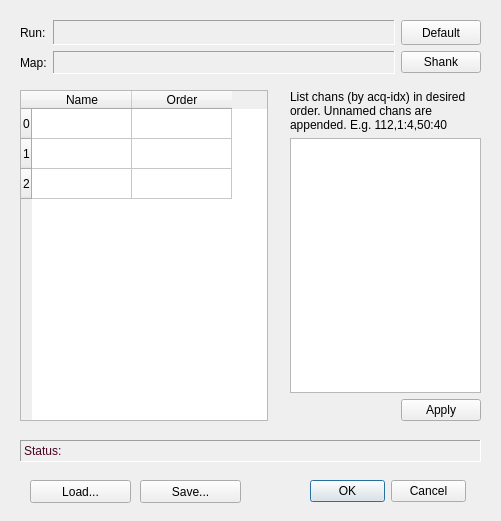
Qt form Forms/ChanMapping.ui (billkarsh/SpikeGLX) before a commit.
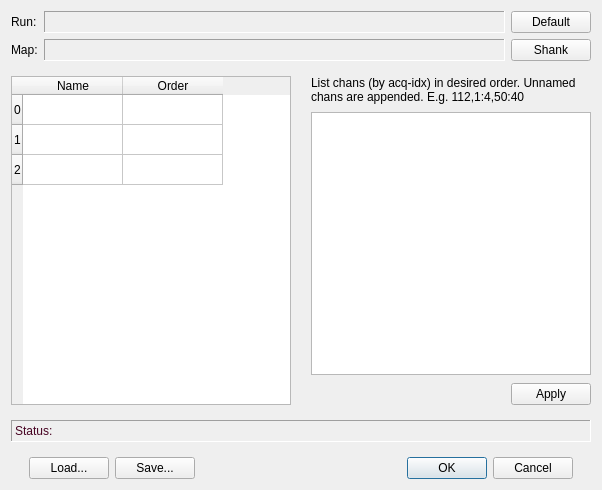
The same form after that commit.

Commit message: Map dialogs resize

```diff
--- a/Forms/ChanMapping.ui
+++ b/Forms/ChanMapping.ui
@@ -9,184 +9,38 @@
    <rect>
     <x>0</x>
     <y>0</y>
-    <width>501</width>
-    <height>521</height>
+    <width>602</width>
+    <height>490</height>
    </rect>
   </property>
+  <property name="minimumSize">
+   <size>
+    <width>602</width>
+    <height>0</height>
+   </size>
+  </property>
   <property name="windowTitle">
    <string>Channel Mapping</string>
   </property>
   <property name="modal">
    <bool>true</bool>
   </property>
-  <widget class="QDialogButtonBox" name="buttonBox">
-   <property name="geometry">
-    <rect>
-     <x>310</x>
-     <y>480</y>
-     <width>156</width>
-     <height>23</height>
-    </rect>
+  <layout class="QGridLayout" name="gridLayout_3">
+   <property name="horizontalSpacing">
+    <number>20</number>
    </property>
-   <property name="focusPolicy">
-    <enum>Qt::StrongFocus</enum>
+   <property name="verticalSpacing">
+    <number>15</number>
    </property>
-   <property name="orientation">
-    <enum>Qt::Horizontal</enum>
-   </property>
-   <property name="standardButtons">
-    <set>QDialogButtonBox::Cancel|QDialogButtonBox::Ok</set>
-   </property>
-  </widget>
-  <widget class="QTableWidget" name="tableWidget">
-   <property name="enabled">
-    <bool>true</bool>
-   </property>
-   <property name="geometry">
-    <rect>
-     <x>20</x>
-     <y>90</y>
-     <width>248</width>
-     <height>331</height>
-    </rect>
-   </property>
-   <property name="sizePolicy">
-    <sizepolicy hsizetype="Expanding" vsizetype="Expanding">
-     <horstretch>0</horstretch>
-     <verstretch>0</verstretch>
-    </sizepolicy>
-   </property>
-   <property name="horizontalScrollBarPolicy">
-    <enum>Qt::ScrollBarAlwaysOff</enum>
-   </property>
-   <row>
-    <property name="text">
-     <string>0</string>
-    </property>
-   </row>
-   <row>
-    <property name="text">
-     <string>1</string>
-    </property>
-   </row>
-   <row>
-    <property name="text">
-     <string>2</string>
-    </property>
-   </row>
-   <column>
-    <property name="text">
-     <string>Name</string>
-    </property>
-   </column>
-   <column>
-    <property name="text">
-     <string>Order</string>
-    </property>
-   </column>
-  </widget>
-  <widget class="QLabel" name="statusLbl">
-   <property name="enabled">
-    <bool>true</bool>
-   </property>
-   <property name="geometry">
-    <rect>
-     <x>20</x>
-     <y>440</y>
-     <width>461</width>
-     <height>22</height>
-    </rect>
-   </property>
-   <property name="palette">
-    <palette>
-     <active>
-      <colorrole role="WindowText">
-       <brush brushstyle="SolidPattern">
-        <color alpha="255">
-         <red>71</red>
-         <green>3</green>
-         <blue>34</blue>
-        </color>
-       </brush>
-      </colorrole>
-     </active>
-     <inactive>
-      <colorrole role="WindowText">
-       <brush brushstyle="SolidPattern">
-        <color alpha="255">
-         <red>71</red>
-         <green>3</green>
-         <blue>34</blue>
-        </color>
-       </brush>
-      </colorrole>
-     </inactive>
-     <disabled>
-      <colorrole role="WindowText">
-       <brush brushstyle="SolidPattern">
-        <color alpha="255">
-         <red>106</red>
-         <green>104</green>
-         <blue>100</blue>
-        </color>
-       </brush>
-      </colorrole>
-     </disabled>
-    </palette>
-   </property>
-   <property name="frameShape">
-    <enum>QFrame::Panel</enum>
-   </property>
-   <property name="frameShadow">
-    <enum>QFrame::Sunken</enum>
-   </property>
-   <property name="lineWidth">
-    <number>1</number>
-   </property>
-   <property name="text">
-    <string>Status:</string>
-   </property>
-  </widget>
-  <widget class="QPushButton" name="loadBut">
-   <property name="geometry">
-    <rect>
-     <x>30</x>
-     <y>480</y>
-     <width>101</width>
-     <height>23</height>
-    </rect>
-   </property>
-   <property name="text">
-    <string>Load...</string>
-   </property>
-  </widget>
-  <widget class="QPushButton" name="saveBut">
-   <property name="geometry">
-    <rect>
-     <x>140</x>
-     <y>480</y>
-     <width>101</width>
-     <height>23</height>
-    </rect>
-   </property>
-   <property name="text">
-    <string>Save...</string>
-   </property>
-  </widget>
-  <widget class="QWidget" name="gridLayoutWidget">
-   <property name="geometry">
-    <rect>
-     <x>20</x>
-     <y>20</y>
-     <width>461</width>
-     <height>54</height>
-    </rect>
-   </property>
+   <item row="0" column="0" colspan="2">
    <layout class="QGridLayout" name="gridLayout">
+     <property name="spacing">
+      <number>6</number>
+     </property>
     <item row="0" column="3">
      <widget class="QPushButton" name="defaultBut">
       <property name="sizePolicy">
-       <sizepolicy hsizetype="Minimum" vsizetype="Preferred">
+        <sizepolicy hsizetype="Preferred" vsizetype="Preferred">
         <horstretch>0</horstretch>
         <verstretch>0</verstretch>
        </sizepolicy>
@@ -230,7 +84,7 @@
       <property name="minimumSize">
        <size>
         <width>0</width>
-        <height>23</height>
+         <height>22</height>
        </size>
       </property>
       <property name="palette">
@@ -298,7 +152,7 @@
       <property name="minimumSize">
        <size>
         <width>0</width>
-        <height>23</height>
+         <height>22</height>
        </size>
       </property>
       <property name="palette">
@@ -354,6 +208,12 @@
     </item>
     <item row="1" column="3">
      <widget class="QPushButton" name="shankBut">
+       <property name="sizePolicy">
+        <sizepolicy hsizetype="Preferred" vsizetype="Preferred">
+         <horstretch>0</horstretch>
+         <verstretch>0</verstretch>
+        </sizepolicy>
+       </property>
       <property name="toolTip">
        <string>Order neural channels using ShankMap; bring them to top</string>
       </property>
@@ -363,17 +223,53 @@
      </widget>
     </item>
    </layout>
-  </widget>
-  <widget class="QWidget" name="gridLayoutWidget_2">
-   <property name="geometry">
-    <rect>
-     <x>290</x>
-     <y>90</y>
-     <width>191</width>
-     <height>331</height>
-    </rect>
-   </property>
+   </item>
+   <item row="1" column="0">
+    <widget class="QTableWidget" name="tableWidget">
+     <property name="enabled">
+      <bool>true</bool>
+     </property>
+     <property name="sizePolicy">
+      <sizepolicy hsizetype="Expanding" vsizetype="Expanding">
+       <horstretch>0</horstretch>
+       <verstretch>0</verstretch>
+      </sizepolicy>
+     </property>
+     <property name="horizontalScrollBarPolicy">
+      <enum>Qt::ScrollBarAlwaysOff</enum>
+     </property>
+     <row>
+      <property name="text">
+       <string>0</string>
+      </property>
+     </row>
+     <row>
+      <property name="text">
+       <string>1</string>
+      </property>
+     </row>
+     <row>
+      <property name="text">
+       <string>2</string>
+      </property>
+     </row>
+     <column>
+      <property name="text">
+       <string>Name</string>
+      </property>
+     </column>
+     <column>
+      <property name="text">
+       <string>Order</string>
+      </property>
+     </column>
+    </widget>
+   </item>
+   <item row="1" column="1">
    <layout class="QGridLayout" name="gridLayout_2">
+     <property name="verticalSpacing">
+      <number>8</number>
+     </property>
     <item row="0" column="0">
      <widget class="QLabel" name="label">
       <property name="text">
@@ -418,7 +314,7 @@
       <item>
        <widget class="QPushButton" name="applyBut">
         <property name="sizePolicy">
-         <sizepolicy hsizetype="Minimum" vsizetype="Preferred">
+          <sizepolicy hsizetype="Preferred" vsizetype="Preferred">
           <horstretch>0</horstretch>
           <verstretch>0</verstretch>
          </sizepolicy>
@@ -431,7 +327,147 @@
      </layout>
     </item>
    </layout>
-  </widget>
+   </item>
+   <item row="2" column="0" colspan="2">
+    <widget class="QLabel" name="statusLbl">
+     <property name="enabled">
+      <bool>true</bool>
+     </property>
+     <property name="sizePolicy">
+      <sizepolicy hsizetype="Expanding" vsizetype="Preferred">
+       <horstretch>0</horstretch>
+       <verstretch>0</verstretch>
+      </sizepolicy>
+     </property>
+     <property name="minimumSize">
+      <size>
+       <width>0</width>
+       <height>22</height>
+      </size>
+     </property>
+     <property name="palette">
+      <palette>
+       <active>
+        <colorrole role="WindowText">
+         <brush brushstyle="SolidPattern">
+          <color alpha="255">
+           <red>71</red>
+           <green>3</green>
+           <blue>34</blue>
+          </color>
+         </brush>
+        </colorrole>
+       </active>
+       <inactive>
+        <colorrole role="WindowText">
+         <brush brushstyle="SolidPattern">
+          <color alpha="255">
+           <red>71</red>
+           <green>3</green>
+           <blue>34</blue>
+          </color>
+         </brush>
+        </colorrole>
+       </inactive>
+       <disabled>
+        <colorrole role="WindowText">
+         <brush brushstyle="SolidPattern">
+          <color alpha="255">
+           <red>106</red>
+           <green>104</green>
+           <blue>100</blue>
+          </color>
+         </brush>
+        </colorrole>
+       </disabled>
+      </palette>
+     </property>
+     <property name="frameShape">
+      <enum>QFrame::Panel</enum>
+     </property>
+     <property name="frameShadow">
+      <enum>QFrame::Sunken</enum>
+     </property>
+     <property name="lineWidth">
+      <number>1</number>
+     </property>
+     <property name="text">
+      <string>Status:</string>
+     </property>
+    </widget>
+   </item>
+   <item row="3" column="0" colspan="2">
+    <layout class="QHBoxLayout" name="horizontalLayout_2">
+     <property name="spacing">
+      <number>6</number>
+     </property>
+     <property name="leftMargin">
+      <number>18</number>
+     </property>
+     <property name="rightMargin">
+      <number>18</number>
+     </property>
+     <item>
+      <widget class="QPushButton" name="loadBut">
+       <property name="sizePolicy">
+        <sizepolicy hsizetype="Preferred" vsizetype="Preferred">
+         <horstretch>0</horstretch>
+         <verstretch>0</verstretch>
+        </sizepolicy>
+       </property>
+       <property name="text">
+        <string>Load...</string>
+       </property>
+      </widget>
+     </item>
+     <item>
+      <widget class="QPushButton" name="saveBut">
+       <property name="sizePolicy">
+        <sizepolicy hsizetype="Preferred" vsizetype="Preferred">
+         <horstretch>0</horstretch>
+         <verstretch>0</verstretch>
+        </sizepolicy>
+       </property>
+       <property name="text">
+        <string>Save...</string>
+       </property>
+      </widget>
+     </item>
+     <item>
+      <spacer name="horizontalSpacer_2">
+       <property name="orientation">
+        <enum>Qt::Horizontal</enum>
+       </property>
+       <property name="sizeHint" stdset="0">
+        <size>
+         <width>40</width>
+         <height>20</height>
+        </size>
+       </property>
+      </spacer>
+     </item>
+     <item>
+      <widget class="QDialogButtonBox" name="buttonBox">
+       <property name="sizePolicy">
+        <sizepolicy hsizetype="Expanding" vsizetype="Preferred">
+         <horstretch>0</horstretch>
+         <verstretch>0</verstretch>
+        </sizepolicy>
+       </property>
+       <property name="focusPolicy">
+        <enum>Qt::StrongFocus</enum>
+       </property>
+       <property name="orientation">
+        <enum>Qt::Horizontal</enum>
+       </property>
+       <property name="standardButtons">
+        <set>QDialogButtonBox::Cancel|QDialogButtonBox::Ok</set>
+       </property>
+      </widget>
+     </item>
+    </layout>
+   </item>
+  </layout>
  </widget>
  <tabstops>
   <tabstop>buttonBox</tabstop>
```
Lines whose indentation alone changed are shown as unchanged. The commit also changes 2 other files.
